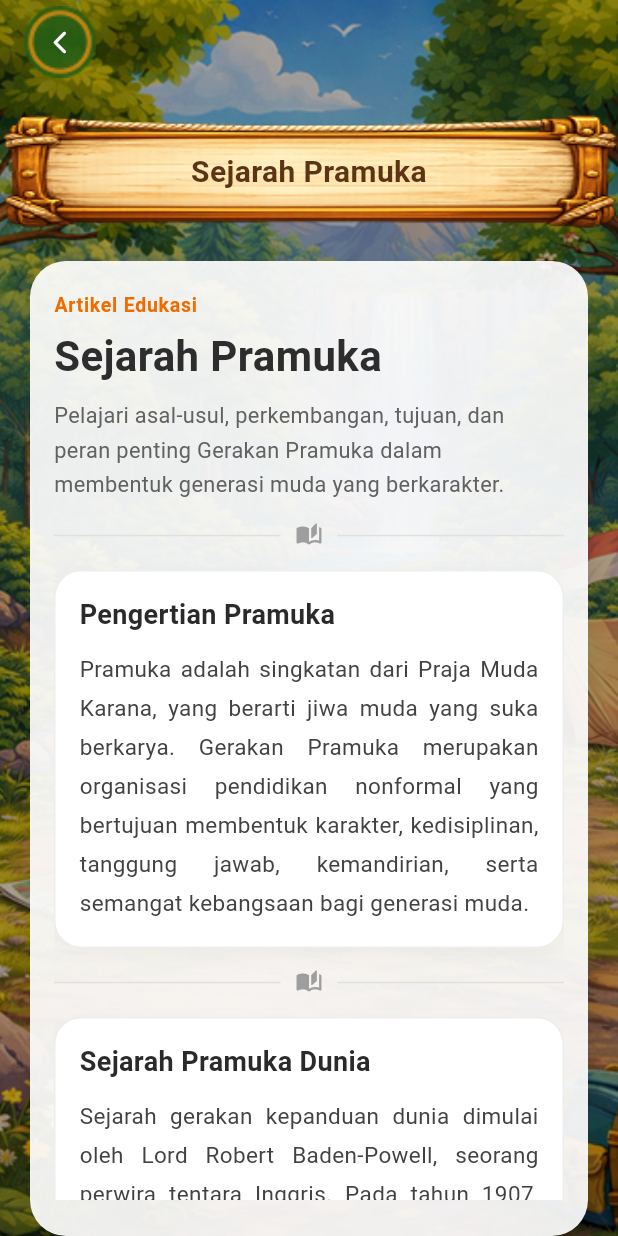
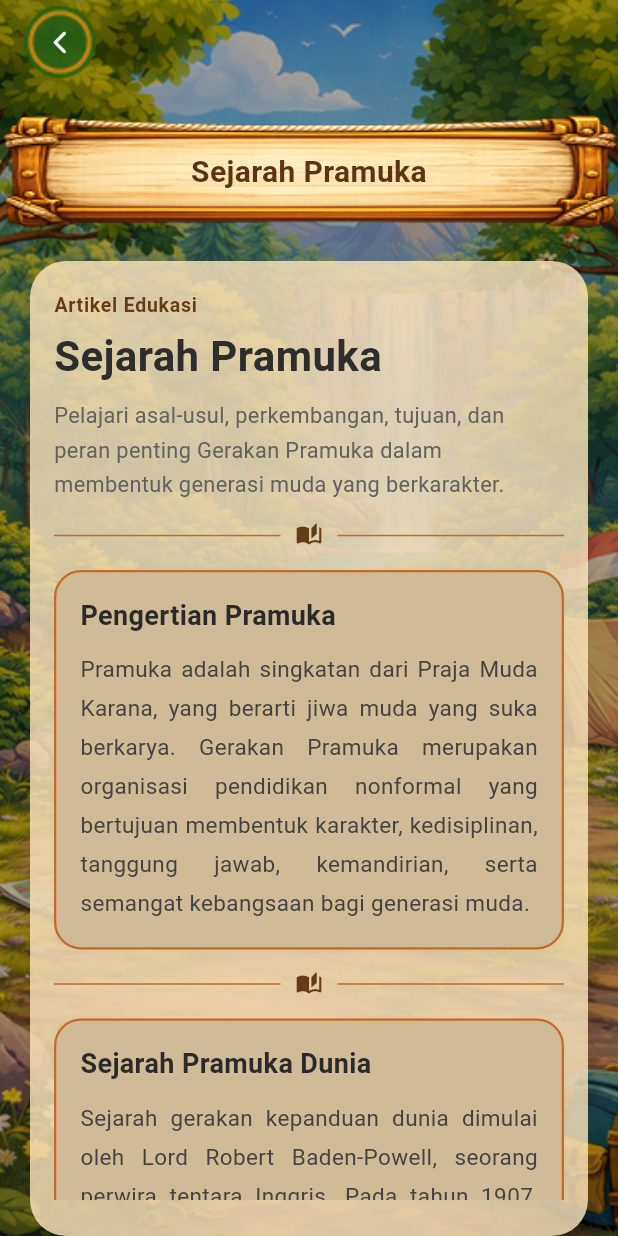
Before and after one commit to nabilhudarizalulhaq/smaphore_quiz, a Flutter app: the HomePage screen opened by its route, after a tap on "Sejarah Pramuka", on a phone screen of 412 x 824 dp. Run offline on Flutter 3.47's test engine with Material 3 defaults, Android fonts, the phone set to English and light mode, and no system bars; our stand-ins replace camera, just_audio; missing offline and left inert: google_mlkit_pose_detection.

Commit message:
fix bug mlkit

```diff
--- a/lib/presentation/home/home.dart
+++ b/lib/presentation/home/home.dart
@@ -81,9 +81,9 @@ class _HomePageState extends State<HomePage> {
                     ),
                   ),
 
-                  const SizedBox(height: 36),
+                  const SizedBox(height: 50),
                   const MenuImage(title: 'Semaphore Quiz'),
-                  const SizedBox(height: 64),
+                  const SizedBox(height: 200),
 
                   const MenuImageButton(
                     title: 'Sejarah Pramuka',
--- a/lib/presentation/introduction/page/introductionCodePage.dart
+++ b/lib/presentation/introduction/page/introductionCodePage.dart
@@ -48,7 +48,7 @@ class _IntroductionCodePageState extends State<IntroductionCodePage> {
                     margin: const EdgeInsets.symmetric(horizontal: 20),
                     padding: const EdgeInsets.fromLTRB(16, 20, 16, 24),
                     decoration: BoxDecoration(
-                      color: Colors.white.withOpacity(0.93),
+                      color: Color(0xFFFFE9BF),
                       borderRadius: const BorderRadius.all(Radius.circular(24)),
                       boxShadow: [
                         BoxShadow(
--- a/lib/presentation/learn/page/LearnsPramukaPage.dart
+++ b/lib/presentation/learn/page/LearnsPramukaPage.dart
@@ -18,6 +18,7 @@ class LearnPramukaPage extends StatelessWidget {
         children: [
           Positioned.fill(child: Image.asset(_bgImage, fit: BoxFit.cover)),
           Positioned.fill(
+            // ignore: deprecated_member_use
             child: Container(color: Colors.black.withOpacity(0.35)),
           ),
           SafeArea(
@@ -33,10 +34,11 @@ class LearnPramukaPage extends StatelessWidget {
                     margin: const EdgeInsets.symmetric(horizontal: 20),
                     padding: const EdgeInsets.fromLTRB(16, 20, 16, 24),
                     decoration: BoxDecoration(
-                      color: Colors.white.withOpacity(0.92),
+                      color: Color(0xFFFFE9BF).withOpacity(0.80),
                       borderRadius: const BorderRadius.all(Radius.circular(24)),
                       boxShadow: [
                         BoxShadow(
+                          // ignore: deprecated_member_use
                           color: Colors.black.withOpacity(0.12),
                           blurRadius: 14,
                           offset: const Offset(0, 6),
@@ -82,7 +84,7 @@ class _ArticleHeader extends StatelessWidget {
           style: TextStyle(
             fontSize: 13,
             fontWeight: FontWeight.w600,
-            color: Colors.orange.shade800,
+            color: Color(0xFF643B15),
             letterSpacing: 0.5,
           ),
         ),
@@ -121,9 +123,9 @@ class _ArticleCard extends StatelessWidget {
     return Container(
       padding: const EdgeInsets.all(16),
       decoration: BoxDecoration(
-        color: Colors.white,
+        color: Color.fromARGB(255, 207, 187, 150),
         borderRadius: BorderRadius.circular(18),
-        border: Border.all(color: Colors.grey.shade200),
+        border: Border.all(color: Color(0xFFC36A2B), width: 1.5),
         boxShadow: [
           BoxShadow(
             color: Colors.black.withOpacity(0.04),
@@ -168,16 +170,16 @@ class _SectionDivider extends StatelessWidget {
       padding: const EdgeInsets.symmetric(vertical: 14),
       child: Row(
         children: [
-          Expanded(child: Divider(color: Colors.grey.shade300, thickness: 1)),
+          Expanded(child: Divider(color: Color(0xFFC36A2B), thickness: 1.0)),
           Padding(
             padding: const EdgeInsets.symmetric(horizontal: 10),
             child: Icon(
               Icons.auto_stories_rounded,
               size: 18,
-              color: Colors.grey.shade500,
+              color: Color(0xFF643B15),
             ),
           ),
-          Expanded(child: Divider(color: Colors.grey.shade300, thickness: 1)),
+          Expanded(child: Divider(color: Color(0xFFC36A2B), thickness: 1.0)),
         ],
       ),
     );
```
Also changed, not shown: lib/main.dart (+3 -5 lines), lib/presentation/score/page/scorepage.dart (added, +28 -0 lines), lib/presentation/semaphore/painters/pose_painter.dart (+25 -18 lines), lib/presentation/semaphore/semaphore.dart (+80 -21 lines), pubspec.yaml (+4 -4 lines), assets/images/bg_score.png (added), lib/presentation/lencana/lencana.dart (added), pubspec.lock, 1 other file.
